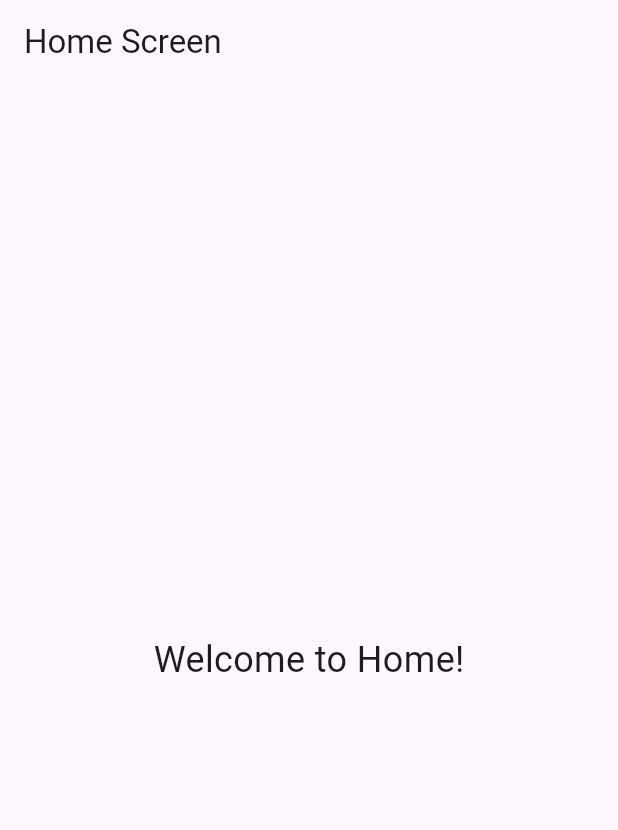
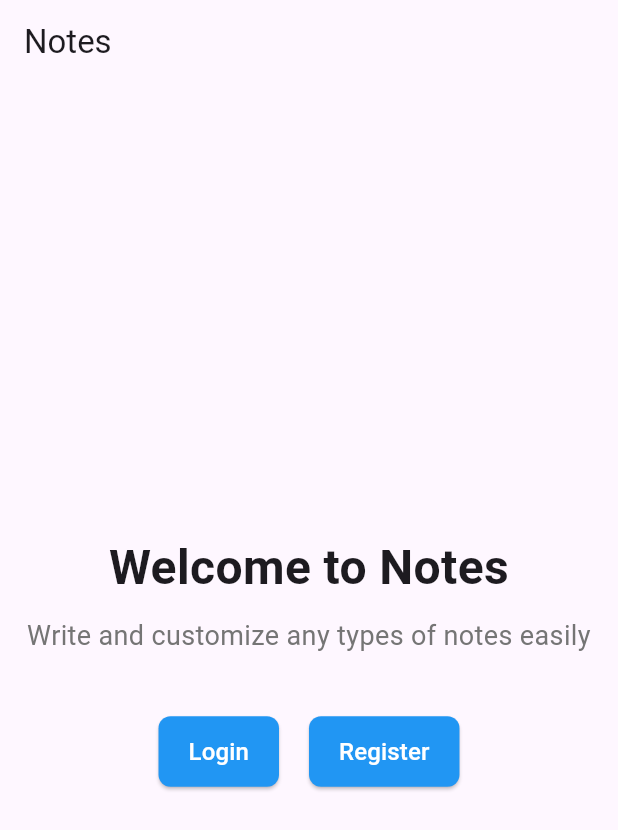
Before and after one commit to AhmedRezaShams/Notes_Flutter_Project, a Flutter app: the screen it shows after launch, on a phone screen of 412 x 824 dp. Shown: the top 830 px of the screen. Run offline on Flutter 3.47's test engine with Material 3 defaults, Android fonts, the phone set to English and light mode, and no system bars; our stand-ins replace get.

Commit message:
Welcome Page Created Successfully

```diff
--- a/lib/controllers/splash_controller.dart
+++ b/lib/controllers/splash_controller.dart
@@ -1,6 +1,5 @@
 import 'package:get/get.dart';
 import 'package:notes/routes.dart';
-import 'package:notes/main.dart';
 
 class SplashController extends GetxController {
   @override
--- a/lib/main.dart
+++ b/lib/main.dart
@@ -1,6 +1,6 @@
 import 'package:flutter/material.dart';
 import 'package:get/get.dart';
-import 'package:notes/controllers/splash_controller.dart';
+
 import 'package:notes/routes.dart';
 
 void main() {
@@ -22,44 +22,3 @@
     );
   }
 }
-
-// class SplashScreen extends StatelessWidget {
-//   final SplashController _splashController = Get.put(SplashController());
-//
-//   @override
-//   Widget build(BuildContext context) {
-//     return Scaffold(
-//       backgroundColor: Colors.blue,
-//       body: Center(
-//         child: Text(
-//           'Welcome To Note',
-//           style: TextStyle(
-//             color: Colors.white,
-//             fontSize: 30,
-//             fontWeight: FontWeight.bold,
-//           ),
-//         ),
-//       ),
-//     );
-//   }
-// }
-
-
-
-
-class HomeScreen extends StatelessWidget {
-  @override
-  Widget build(BuildContext context) {
-    return Scaffold(
-      appBar: AppBar(
-        title: Text('Home Screen'),
-      ),
-      body: Center(
-        child: Text(
-          'Welcome to Home!',
-          style: TextStyle(fontSize: 24),
-        ),
-      ),
-    );
-  }
-}
--- a/lib/routes.dart
+++ b/lib/routes.dart
@@ -1,10 +1,9 @@
 // lib/routes.dart
 
 import 'package:get/get_navigation/src/routes/get_route.dart';
-import 'package:get/get_navigation/src/routes/transitions_type.dart';
+
 import 'package:notes/widgets/splash_screen.dart';
-import 'package:notes/main.dart';
-import 'package:notes/controllers/splash_controller.dart';
+import 'package:notes/views/index.dart';
 
 
 class Routes {
--- a/lib/views/index.dart
+++ b/lib/views/index.dart
@@ -1,37 +1,65 @@
-// lib/screens/home_screen.dart
-
+import 'package:flutter/cupertino.dart';
 import 'package:flutter/material.dart';
+import 'package:get/get.dart';
+import 'package:notes/controllers/splash_controller.dart';
+import 'package:notes/routes.dart';
+import 'package:notes/widgets/button.dart';
 
 class HomeScreen extends StatelessWidget {
-  final String title = 'Notes App';
-
   @override
   Widget build(BuildContext context) {
     return Scaffold(
       appBar: AppBar(
-        title: Text(title),
+        title: Text('Notes'),
       ),
-      body: Center(
+      body: Padding(
+        padding: const EdgeInsets.all(16.0),
         child: Column(
           mainAxisAlignment: MainAxisAlignment.center,
+          crossAxisAlignment: CrossAxisAlignment.center,
           children: [
+            // Title Header
             Text(
-              'Welcome to Home Screen!',
-              style: TextStyle(fontSize: 24, fontWeight: FontWeight.bold),
+              "Welcome to Notes",
+              style: TextStyle(
+                fontSize: 32,
+                fontWeight: FontWeight.bold,
+              ),
+              textAlign: TextAlign.center,
             ),
-            SizedBox(height: 16),
-            ElevatedButton(
-              onPressed: () {
-                Navigator.pushNamed(context, '/add-note');
-              },
-              child: Text('Add New Note'),
+            SizedBox(height: 10), // Spacing between header and subtitle
+
+            // Subtitle Header (H5-like)
+            Text(
+              "Write and customize any types of notes easily",
+              style: TextStyle(
+                fontSize: 18,
+                fontWeight: FontWeight.w400,
+                color: Colors.grey[600],
+              ),
+              textAlign: TextAlign.center,
             ),
-            SizedBox(height: 16),
-            ElevatedButton(
-              onPressed: () {
-                Navigator.pushNamed(context, '/login');
-              },
-              child: Text('Login'),
+            SizedBox(height: 40), // Spacing before buttons
+
+            // Row for custom buttons
+            Row(
+              mainAxisAlignment: MainAxisAlignment.center,
+              children: [
+                Container(
+                  child: CustomButton(text: 'Login', onPressed:(){
+
+                  }),
+                ),
+                SizedBox(width: 20), // Spacing between the two buttons
+
+                // Second Custom Button Area
+                // Replace this Container with your custom button
+                Container(
+                  child: CustomButton(text: 'Register', onPressed:(){
+
+                  }),
+                ),
+              ],
             ),
           ],
         ),
--- /dev/null
+++ b/lib/widgets/button.dart
@@ -0,0 +1,42 @@
+import 'package:flutter/material.dart';
+import 'package:notes/views/index.dart';
+
+class CustomButton extends StatelessWidget {
+
+  final String text;
+  final VoidCallback onPressed;
+  final Color color;
+  final double borderRadius;
+  final TextStyle? textStyle;
+
+  const CustomButton({
+    Key? key,
+    required this.text,
+    required this.onPressed,
+    this.color = Colors.blue,
+    this.borderRadius = 8.0,
+    this.textStyle,
+  }) : super(key: key);
+
+  @override
+  Widget build(BuildContext context) {
+    return ElevatedButton(
+      style: ElevatedButton.styleFrom(
+        backgroundColor: color,
+        shape: RoundedRectangleBorder(
+          borderRadius: BorderRadius.circular(borderRadius),
+        ),
+        padding: const EdgeInsets.symmetric(vertical: 12.0, horizontal: 20.0),
+      ),
+      onPressed: onPressed,
+      child: Text(
+        text,
+        style: textStyle ??
+            const TextStyle(
+              color: Colors.white,
+              fontSize: 16,
+            ),
+      ),
+    );
+  }
+}
--- a/lib/widgets/splash_screen.dart
+++ b/lib/widgets/splash_screen.dart
@@ -3,8 +3,7 @@ import 'package:flutter/material.dart';
 import 'package:get/get.dart';
 import 'package:get/get_core/src/get_main.dart';
 import 'package:notes/controllers/splash_controller.dart';
-import 'package:notes/routes.dart';
-import 'package:notes/main.dart';
+import 'package:notes/widgets/button.dart';
 
 class SplashScreen extends StatelessWidget {
   final SplashController _splashController = Get.put(SplashController());
```
